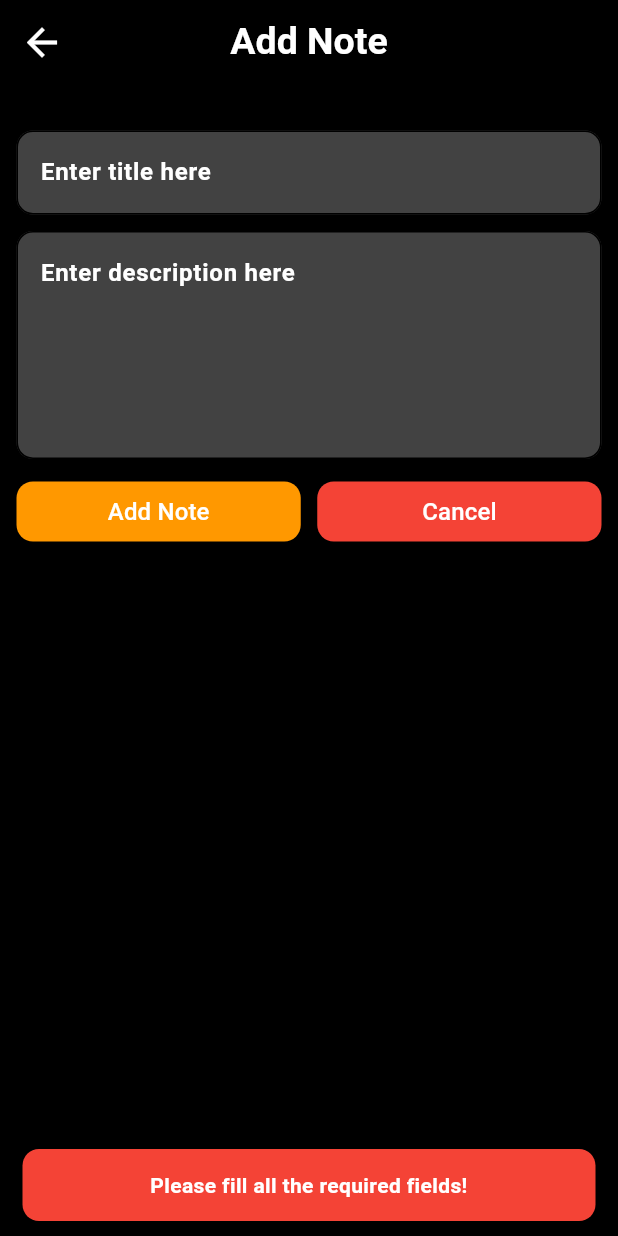
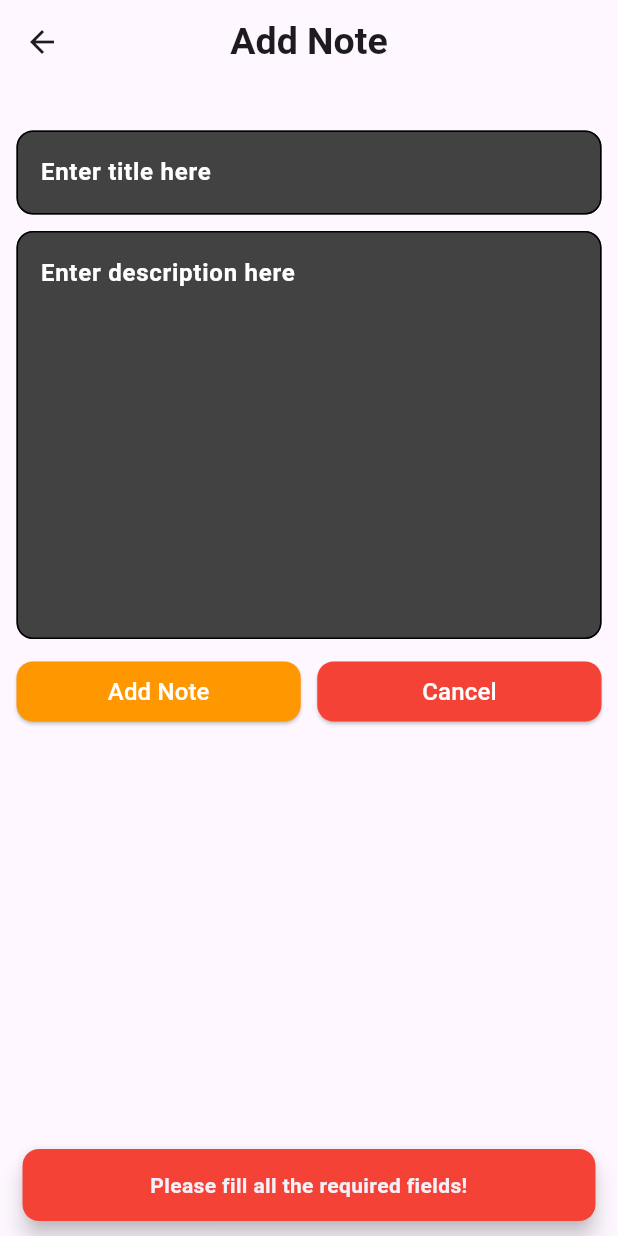
Before and after one commit to muhammadXainAhmad/notes_app_sqflite_provider, a Flutter app: the AddNotePage screen opened directly, after a tap on "Add Note", on a phone screen of 412 x 824 dp. Run offline on Flutter 3.47's test engine with Material 3 defaults, Android fonts, the phone set to English and light mode, and no system bars; our stand-ins replace sqflite; accounts and stored records are empty.

Commit message:
Refactored addNotePage to use default theme colors

```diff
--- a/lib/Views/add_note_page.dart
+++ b/lib/Views/add_note_page.dart
@@ -30,19 +30,15 @@ class AddNotePage extends StatelessWidget {
         FocusScope.of(context).requestFocus(FocusNode());
       },
       child: Scaffold(
-        backgroundColor: Colors.black,
         appBar: AppBar(
-          backgroundColor: Colors.black,
           centerTitle: true,
           title: Text(
             isUpdate ? "Update Note" : "Add Note",
             style: TextStyle(
               fontSize: 25,
               fontWeight: FontWeight.bold,
-              color: MyConstants.myTxtColor,
             ),
           ),
-          iconTheme: const IconThemeData(color: Colors.white, size: 30),
         ),
         body: Container(
           padding: EdgeInsets.all(11),
@@ -77,7 +73,7 @@ class AddNotePage extends StatelessWidget {
               SizedBox(height: 11),
               TextField(
                 style: TextStyle(color: MyConstants.myTxtColor, fontSize: 16),
-                maxLines: 5,
+                maxLines: 10,
                 controller: descController,
                 decoration: InputDecoration(
                   fillColor: MyConstants.myPrimaryColor,
@@ -132,7 +128,6 @@ class AddNotePage extends StatelessWidget {
                                 "Please fill all the required fields!",
                                 textAlign: TextAlign.center,
                                 style: TextStyle(
-                                  color: MyConstants.myTxtColor,
                                   fontWeight: FontWeight.bold,
                                 ),
                               ),
```
